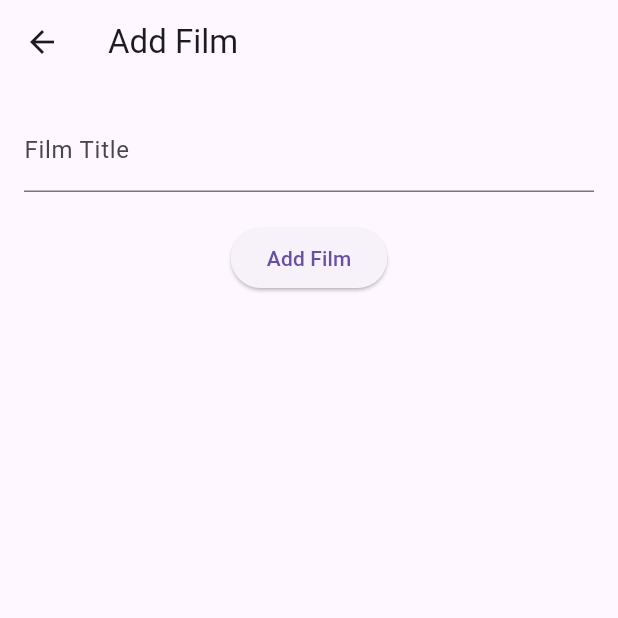
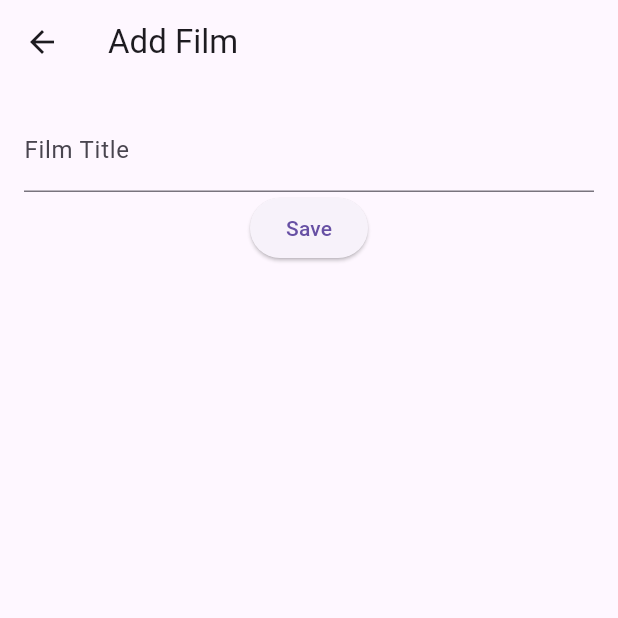
Before and after one commit to anshagarova/My-Movies-App, a Flutter app: the screen it shows after launch, after a tap on the "add" icon, on a phone screen of 412 x 824 dp, the top half of it. Run offline on Flutter 3.47's test engine with Material 3 defaults, Android fonts, the phone set to English and light mode, and no system bars; our stand-ins replace get_it, rxdart.

Commit message:
Replaced stateful widgets with GetIt with Stream state management system

```diff
--- a/lib/main.dart
+++ b/lib/main.dart
@@ -1,6 +1,15 @@
 import 'package:flutter/material.dart';
 import 'package:my_movies/widget/app_wrapper.dart';
+import 'package:my_movies/service/film_manager.dart';
+import 'package:get_it/get_it.dart';
+
+final getIt = GetIt.instance;
+
+void setup() {
+  getIt.registerSingleton<FilmManager>(FilmManager());
+}
 
 void main() {
+  setup();
   runApp(const AppWrapper());
 }
--- a/lib/model/film.dart
+++ b/lib/model/film.dart
@@ -4,28 +4,18 @@ class Film {
   final String title;
   FilmRating rating;
 
-
   Film({
     required this.title,
     this.rating = FilmRating.none,
   });
 
-  Map<String, dynamic> toJson() => {
-    'title': title,
-    'rating': rating.toString().split('.').last,
-  };
-
-  factory Film.fromJson(Map<String, dynamic> json) {
-    try {
-      return Film(
-        title: json['title'] as String,
-        rating: FilmRating.values.firstWhere(
-              (e) => e.toString().split('.').last == json['rating'],
-          orElse: () => FilmRating.none,
-        ),
-      );
-    } catch (e) {
-      return Film(title: json['title'] as String, rating: FilmRating.none);
-    }
+  Film copyWith({
+    String? title,
+    FilmRating? rating,
+  }) {
+    return Film(
+      title: title ?? this.title,
+      rating: rating ?? this.rating,
+    );
   }
 }
--- a/lib/widget/add_film_page.dart
+++ b/lib/widget/add_film_page.dart
@@ -1,7 +1,8 @@
 import 'package:flutter/material.dart';
 import 'package:my_movies/model/film.dart';
+import 'package:my_movies/widget/rating_button.dart';
 
-class AddFilmPage extends StatefulWidget {
+class AddFilmPage extends StatelessWidget {
   final Function(Film, int?) onSaveFilm;
   final Film? existingFilm;
   final int? filmIndex;
@@ -14,38 +15,12 @@ class AddFilmPage extends StatefulWidget {
   });
 
   @override
-  _AddFilmPageState createState() => _AddFilmPageState();
-}
+  Widget build(BuildContext context) {
+    final titleController = TextEditingController(text: existingFilm?.title ?? '');
 
-class _AddFilmPageState extends State<AddFilmPage> {
-  late TextEditingController titleController;
-
-  @override
-  void initState() {
-    super.initState();
-    titleController = TextEditingController(text: widget.existingFilm?.title ?? '');
-  }
-
-  @override
-  void dispose() {
-    titleController.dispose();
-    super.dispose();
-  }
-
-
-  void saveFilm() {
-    if (titleController.text.isNotEmpty) {
-      final newFilm = Film(title: titleController.text);
-      widget.onSaveFilm(newFilm, widget.filmIndex);
-      Navigator.pop(context);
-    }
-  }
-
-  @override
-  Widget build(BuildContext context) {
     return Scaffold(
       appBar: AppBar(
-        title: Text(widget.existingFilm != null ? 'Edit Film' : 'Add Film'),
+        title: Text(existingFilm == null ? 'Add Film' : 'Edit Film'),
       ),
       body: Padding(
         padding: const EdgeInsets.all(16.0),
@@ -53,14 +28,19 @@ class _AddFilmPageState extends State<AddFilmPage> {
           children: [
             TextField(
               controller: titleController,
-              decoration: const InputDecoration(
-                labelText: 'Film Title',
-              ),
+              decoration: const InputDecoration(labelText: 'Film Title'),
             ),
-            const SizedBox(height: 20),
             ElevatedButton(
-              onPressed: saveFilm,
-              child: Text(widget.existingFilm != null ? 'Update Film' : 'Add Film'),
+              onPressed: () {
+                final updatedFilm = Film(
+                  title: titleController.text,
+                  rating: existingFilm?.rating ?? FilmRating.none,
+                );
+
+                onSaveFilm(updatedFilm, filmIndex);
+                Navigator.pop(context);
+              },
+              child: Text(existingFilm == null ? 'Save' : 'Update'),
             ),
           ],
         ),
--- a/lib/widget/error_message.dart
+++ b/lib/widget/error_message.dart
@@ -14,4 +14,5 @@ class ErrorMessageWidget extends StatelessWidget {
         style: TextStyle(color: Colors.red.shade700),
       ),
     );
-  }  }
+  }
+}
--- a/lib/widget/home_page.dart
+++ b/lib/widget/home_page.dart
@@ -1,103 +1,51 @@
 import 'package:flutter/material.dart';
-import 'dart:convert';
-import 'dart:io';
-import 'package:path_provider/path_provider.dart';
 import 'package:my_movies/widget/add_film_page.dart';
 import 'package:my_movies/model/film.dart';
+import 'package:my_movies/service/film_manager.dart';
+import 'package:get_it/get_it.dart';
+import 'package:my_movies/widget/film_list_view.dart';
 import 'package:my_movies/widget/rating_button.dart';
-import 'package:my_movies/widget/error_message.dart';
-import 'package:my_movies/widget/film_list_view.dart';
 import 'package:my_movies/widget/film_filter.dart';
 
 class HomePage extends StatefulWidget {
-  const HomePage({ super.key });
+  const HomePage({Key? key}) : super(key: key);
 
   @override
-  HomePageState createState() => HomePageState();
+  _HomePageState createState() => _HomePageState();
 }
 
-class HomePageState extends State<HomePage> {
-  List<Film> films = [];
-  String errorMessage = '';
-  FilmRating? filterRating;
+class _HomePageState extends State<HomePage> {
+  final FilmManager _filmManager = GetIt.I<FilmManager>();
+  late Stream<List<Film>> _filmsStream;
+  FilmRating? _filterRating;
 
   @override
   void initState() {
     super.initState();
-    loadFilms();
+    _filmsStream = _filmManager.filmStream;
   }
 
-  int get goodFilmsCount => films.where((film) => film.rating == FilmRating.good).length;
-  int get badFilmsCount => films.where((film) => film.rating == FilmRating.bad).length;
-
-  Future<String> get _localPath async {
-    final directory = await getApplicationDocumentsDirectory();
-    return directory.path;
-  }
-
-  Future<File> get _localFile async {
-    final path = await _localPath;
-    return File('$path/films.json');
-  }
-
-  Future<void> loadFilms() async {
-    try {
-      final file = await _localFile;
-      if (await file.exists()) {
-        String filmsJson = await file.readAsString();
-        setState(() {
-          films = (jsonDecode(filmsJson) as List).map((item) => Film.fromJson(item)).toList();
-        });
-      }
-    } catch (e) {
-      setState(() {
-        errorMessage = 'Error loading films: $e';
-      });
+  void _onSaveFilm(Film updatedFilm, int? filmIndex) {
+    if (filmIndex != null) {
+      _filmManager.updateFilm(filmIndex, updatedFilm);
+    } else {
+      _filmManager.addFilm(updatedFilm);
     }
   }
 
-  Future<void> saveFilms() async {
-    try {
-      final file = await _localFile;
-      String filmsJson = jsonEncode(films.map((film) => film.toJson()).toList());
-      await file.writeAsString(filmsJson);
-    } catch (e) {
+  void _updateRating(int index, FilmRating rating) {
+    final film = _filmManager.films[index];
+    final updatedFilm = film.copyWith(rating: rating);
+
+    _filmManager.updateFilm(index, updatedFilm);
+
     setState(() {
-        errorMessage = 'Error saving films: $e';
-      });
-    }
-  }
-
-  void onSaveFilm(Film film, int? index) {
-    setState(() {
-      if (index != null) {
-        films[index] = film;
-      } else {
-        films.add(film);
-      }
-      saveFilms();
     });
   }
 
-  void updateRating(int index, FilmRating rating) {
+  void _toggleFilter(FilmRating rating) {
     setState(() {
-      var filteredFilm = filteredFilms[index];
-      var originalIndex = films.indexOf(filteredFilm);
-      films[originalIndex].rating = rating;
-      saveFilms();
-    });
-  }
-
-  List<Film> get filteredFilms {
-    if (filterRating == null) {
-      return films;
-    }
-    return films.where((film) => film.rating == filterRating).toList();
-  }
-
-  void toggleFilter(FilmRating rating) {
-    setState(() {
-      filterRating = filterRating == rating ? null : rating;
+      _filterRating = _filterRating == rating ? null : rating;
     });
   }
 
@@ -105,12 +53,7 @@ class HomePageState extends State<HomePage> {
   Widget build(BuildContext context) {
     return Scaffold(
       appBar: AppBar(
-        title: const Text(
-          'My Movies',
-          style: TextStyle(
-            fontSize: 20,
-          ),
-        ),
+        title: const Text('My Movies'),
         actions: [
           IconButton(
             icon: const Icon(Icons.add),
@@ -118,35 +61,55 @@ class HomePageState extends State<HomePage> {
               Navigator.push(
                 context,
                 MaterialPageRoute(
-                  builder: (context) => AddFilmPage(onSaveFilm: onSaveFilm),
+                  builder: (context) => AddFilmPage(onSaveFilm: _onSaveFilm),
                 ),
               );
             },
           ),
         ],
       ),
-      body: Column(
+      body: _buildFilmStream(),
+    );
+  }
+
+  Widget _buildFilmStream() {
+    return StreamBuilder<List<Film>>(
+      stream: _filmsStream,
+      builder: (context, snapshot) {
+        if (snapshot.connectionState == ConnectionState.waiting) {
+          return const Center(child: CircularProgressIndicator());
+        } else if (snapshot.hasError) {
+          return Center(child: Text('Error: ${snapshot.error}'));
+        } else if (!snapshot.hasData || snapshot.data!.isEmpty) {
+          return const Center(child: Text('Add your first film!'));
+        } else {
+          final films = snapshot.data!;
+          final goodFilmsCount = films.where((film) => film.rating == FilmRating.good).length;
+          final badFilmsCount = films.where((film) => film.rating == FilmRating.bad).length;
+
+          final filteredFilms = _filterRating == null
+              ? films
+              : films.where((film) => film.rating == _filterRating).toList();
+
+          return Column(
             children: [
               FilmFilter(
                 goodFilmsCount: goodFilmsCount,
                 badFilmsCount: badFilmsCount,
-            filterRating: filterRating,
-            toggleFilter: toggleFilter,
+                filterRating: _filterRating,
+                toggleFilter: _toggleFilter,
               ),
               Expanded(
-            child: Padding(
-              padding: const EdgeInsets.symmetric(horizontal: 15.0),
                 child: FilmListView(
                   films: filteredFilms,
-                updateRating: updateRating,
-                onSaveFilm: onSaveFilm,
+                  updateRating: _updateRating,
+                  onSaveFilm: _onSaveFilm,
                 ),
               ),
-          ),
-          if (errorMessage.isNotEmpty)
-            ErrorMessageWidget(errorMessage: errorMessage),
             ],
-      ),
+          );
+        }
+      },
     );
   }
 }
--- a/pubspec.yaml
+++ b/pubspec.yaml
@@ -31,6 +31,9 @@ dependencies:
   flutter:
     sdk: flutter
   path_provider: ^2.0.11
+  get_it: ^7.2.0
+  rxdart: ^0.27.0
+
 
 
   # The following adds the Cupertino Icons font to your application.
```
Also changed, not shown: lib/service/film_manager.dart (added, +35 -0 lines), lib/widget/add_film_form.dart (+9 -1 lines), lib/widget/film_list_view.dart (+34 -19 lines), lib/widget/film_update.dart (added, +27 -0 lines), lib/widget/rating_button.dart (+31 -13 lines), pubspec.lock. Lines whose indentation alone changed are shown as unchanged.
